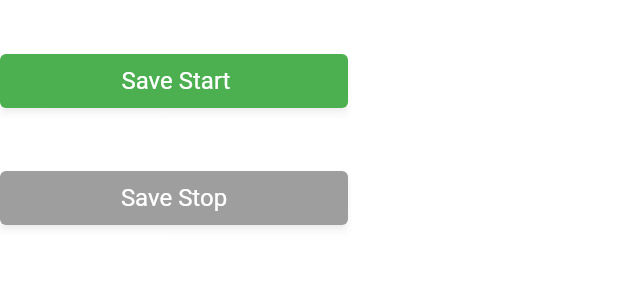
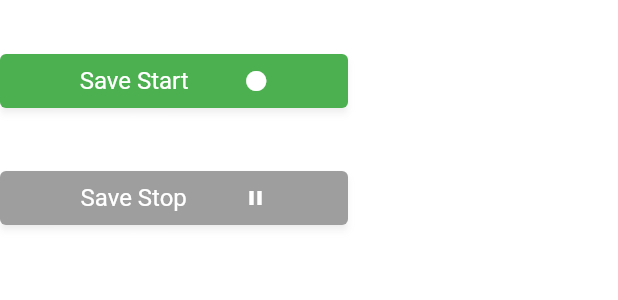
Before and after one commit to soojin11/wr_oct, a Flutter app: the CSVButton widget shown alone on an empty page, opened directly, after a tap on "Save Start", on a phone screen of 412 x 824 dp. Shown: the top 300 px of the screen. Run offline on Flutter 3.47's test engine with Material 2 defaults, Android fonts, the phone set to English and light mode, and no system bars; our stand-ins replace fl_chart, flutter_colorpicker, get, get_storage, sqflite and 1 more; missing offline and left inert: bitsdojo_window, dart:ffi, flutter_libserialport, flutter_material_color_picker, ini, libserialport; accounts and stored records are empty; statements that could not run were skipped.

Commit message:
[WR][윤수진]22.01.04 버튼 수정

```diff
--- a/lib/controller/button.dart
+++ b/lib/controller/button.dart
@@ -7,14 +7,14 @@ class RightButton extends StatelessWidget {
       required this.text,
       required this.primary,
       this.icon,
-      container,
+      this.color,
       required this.onPressed})
       : super(key: key);
   String text;
   Color primary;
   IconData? icon;
   VoidCallback onPressed;
-  Container? container;
+  Color? color;
 
   @override
   Widget build(BuildContext context) {
@@ -28,6 +28,7 @@ class RightButton extends StatelessWidget {
               Icon(
                 icon,
                 size: 16,
+                color: color,
               ),
             ],
           ),
--- a/lib/controller/viz_ctrl.dart
+++ b/lib/controller/viz_ctrl.dart
@@ -7,6 +7,7 @@ import 'package:wr_ui/model/viz_data.dart';
 import 'dart:math' as math;
 import 'package:wr_ui/view/chart/pages/hover_chart/hover.dart';
 import 'package:wr_ui/view/chart/viz_chart.dart';
+import 'package:wr_ui/view/right_side_menu/csv_creator.dart';
 import 'package:wr_ui/view/right_side_menu/log_screen.dart';
 import 'package:wr_ui/view/right_side_menu/save_ini.dart';
 
@@ -32,11 +33,6 @@ class VizCtrl extends GetxController {
   //////////////차트ctrl///////////////
   RxList<Rx<VizData>> vizList = RxList.empty();
   RxList<RxList<RxList<FlSpot>>> vizPoints = RxList.empty();
-  RxList<List<FlSpot>> vizVal1 = RxList.empty();
-  RxList<List<FlSpot>> vizVal2 = RxList.empty();
-  RxList<List<FlSpot>> vizVal3 = RxList.empty();
-  RxList<List<FlSpot>> vizVal4 = RxList.empty();
-  RxList<List<FlSpot>> vizVal5 = RxList.empty();
   RxList<List<List<FlSpot>>> vizVal = RxList.empty();
   //12.30
   RxList<Rx<VizData>> viz = RxList.empty();
@@ -54,7 +50,7 @@ class VizCtrl extends GetxController {
   // Timer? vizChartTimer;
 
   double setRandom() {
-    double yValue = math.Random().nextInt(1000).toDouble();
+    double yValue = 10 + math.Random().nextInt(10).toDouble();
     return yValue;
   }
 
@@ -72,14 +68,28 @@ class VizCtrl extends GetxController {
   }
 
   Future<void> vizUpdate() async {
+    List aaa = [];
     for (var i = 0; i < 5; i++) {
-      vizPoints[i][0].add(FlSpot(xValue.value, vizList[i].value.rf_freq));
-      vizPoints[i][1].add(FlSpot(xValue.value, vizList[i].value.p_del));
+      vizPoints[i][0]
+          .add(FlSpot(xValue.value, vizList[i].value.rf_freq / 100000));
+      vizPoints[i][1].add(FlSpot(xValue.value, vizList[i].value.p_del * 2));
       vizPoints[i][2].add(FlSpot(xValue.value, vizList[i].value.v));
-      vizPoints[i][3].add(FlSpot(xValue.value, vizList[i].value.i));
-      vizPoints[i][4].add(FlSpot(xValue.value, vizList[i].value.r));
-      vizPoints[i][5].add(FlSpot(xValue.value, vizList[i].value.x));
-      vizPoints[i][6].add(FlSpot(xValue.value, vizList[i].value.phase));
+      vizPoints[i][3].add(FlSpot(xValue.value, vizList[i].value.i * 10));
+      vizPoints[i][4].add(FlSpot(xValue.value, vizList[i].value.r * 10));
+      vizPoints[i][5].add(FlSpot(xValue.value, vizList[i].value.x * 10));
+      vizPoints[i][6]
+          .add(FlSpot(xValue.value, vizList[i].value.phase * 1000 / 360));
+      aaa.add(vizList[i].value.rf_freq);
+      aaa.add(vizList[i].value.p_del);
+      aaa.add(vizList[i].value.v);
+      aaa.add(vizList[i].value.i);
+      aaa.add(vizList[i].value.r);
+      aaa.add(vizList[i].value.x);
+      aaa.add(vizList[i].value.phase);
+      // print('asdf${aaa}');
+    }
+    if (Get.find<CsvController>().csvSaveInit.value) {
+      Get.find<CsvController>().vizDataSave(data: aaa);
     }
 
     // vizVal1[0].add(FlSpot(xValue.value, vizYValue[0] / 100000)); //freq
@@ -95,6 +105,7 @@ class VizCtrl extends GetxController {
       chartMaxX.value += step.value;
     }
     xValue.value += step.value;
+
     update();
   }
 
@@ -232,13 +243,13 @@ class VizCtrl extends GetxController {
       //   vizYValue[i] = (math.Random().nextInt(1000).toDouble());
       // }
       for (var i = 0; i < 5; i++) {
-        vizList[i].value.rf_freq = setRandom();
-        vizList[i].value.p_del = setRandom();
-        vizList[i].value.v = setRandom();
-        vizList[i].value.i = setRandom();
-        vizList[i].value.r = setRandom();
-        vizList[i].value.x = setRandom();
-        vizList[i].value.phase = setRandom();
+        vizList[i].value.rf_freq = setRandom() + 1405900;
+        vizList[i].value.p_del = setRandom() + 40;
+        vizList[i].value.v = setRandom() + 120;
+        vizList[i].value.i = setRandom() - 10;
+        vizList[i].value.r = setRandom() - 10;
+        vizList[i].value.x = setRandom() - 10;
+        vizList[i].value.phase = setRandom() + 30;
       }
     }
     // 측정한 data 값 요구
--- a/lib/view/right_side_menu/csv_creator.dart
+++ b/lib/view/right_side_menu/csv_creator.dart
@@ -3,6 +3,7 @@ import 'dart:io';
 import 'package:flutter/material.dart';
 import 'package:get/get.dart';
 import 'package:intl/intl.dart';
+import 'package:wr_ui/controller/button.dart';
 import 'package:wr_ui/controller/viz_ctrl.dart';
 import 'package:wr_ui/main.dart';
 import 'package:wr_ui/view/right_side_menu/save_ini.dart';
@@ -22,75 +23,34 @@ startSaveBtn() async {
 class CSVButton extends GetView<CsvController> {
   @override
   Widget build(BuildContext context) {
-    return Column(
-      children: [
+    return Column(children: [
       SizedBox(height: 30),
       Obx(() => IgnorePointer(
           ignoring: controller.csvSaveData.value,
-            child: ElevatedButton(
-              onPressed: () async {
-                Get.find<CsvController>().csvSaveInit.value = true;
-                // Get.find<CsvController>().fileSave.value = true;
-                Get.find<LogListController>().startCsv();
-                // startSaveBtn();
-              },
-              child: Container(
-                width: 200,
-                child: Row(
-                  children: [
-                    Container(
-                        padding: EdgeInsets.only(left: 30),
-                        width: 65,
-                        child: Obx(() => Visibility(
-                              visible: controller.csvSaveData.value,
-                              child: Row(
-                                children: [
-                                  FadeTransition(
-                                      opacity: controller.animation,
-                                      child: Icon(Icons.circle,
-                                          size: 17, color: Colors.red)),
-                                ],
-                              ),
-                            ))),
-                    Text(
-                      "Save Start",
-                    ),
-                  ],
-                ),
-              ),
-              style: ElevatedButton.styleFrom(
+          child: RightButton(
+              text: 'Save Start',
+              icon: Icons.circle,
+              color: controller.csvSaveData.value ? Colors.red : Colors.white,
               primary:
                   controller.csvSaveData.value ? Colors.grey : Colors.green,
-                textStyle: TextStyle(fontSize: 16),
-              ),
-            ))),
+              onPressed: () {
+                Get.find<CsvController>().csvSaveInit.value = true;
+                Get.find<CsvController>().vizSaveInit();
+                Get.find<LogListController>().startCsv();
+              }))),
       SizedBox(height: 30),
       Obx(() => IgnorePointer(
           ignoring: !controller.csvSaveData.value,
-              child: ElevatedButton(
-                onPressed: () async {
+          child: RightButton(
+              text: 'Save Stop',
+              icon: Icons.pause,
+              primary: controller.csvSaveData.value ? Colors.red : Colors.grey,
+              onPressed: () {
                 Get.find<CsvController>().csvSaveInit.value = false;
                 Get.find<CsvController>().csvSaveData.value = false;
-                  // controller.fileSave.value = false;
                 Get.find<LogListController>().stopCsv();
-                  // controller.inactiveBtn.value = false;
-                },
-                child: Container(
-                  width: 200,
-                  child: Center(
-                    child: Text(
-                      "Save Stop",
-                    ),
-                  ),
-                ),
-                style: ElevatedButton.styleFrom(
-                    primary:
-                        controller.csvSaveData.value ? Colors.red : Colors.grey,
-                    textStyle: TextStyle(fontSize: 16)),
-              ),
-            ))
-      ],
-    );
+              })))
+    ]);
   }
 }
 
@@ -144,9 +104,9 @@ class CsvController extends GetxController with SingleGetTickerProviderMixin {
       "Interval : 0"
     ];
 
-    String intergrationColumn = channelNum +
+    String intergrationColumn = initData.join('\n') +
         '\n' +
-        initData.join('\n') +
+        channelNum +
         '\n' +
         "Time" +
         ',' +
@@ -158,14 +118,14 @@ class CsvController extends GetxController with SingleGetTickerProviderMixin {
     }
   }
 
-  void vizDataSave() async {
+  void vizDataSave({required List<dynamic> data}) async {
     Directory('datafiles').create(recursive: true);
     File file = File("./datafiles/WR_VIZ_${saveFileName.value}.csv");
-    String csv = timeVal() + ',' + VizCtrl.to.vizYValue.join(',') + '\n';
+    String csv = timeVal() + ',' + data.join(',') + '\n';
     await file.writeAsString(csv, mode: FileMode.append);
   }
 
-  Future<void> vizSaveInit() {
+  void vizSaveInit() async {
     Directory('datafiles').create(recursive: true);
     File file = File("./datafiles/WR_VIZ_${saveFileName.value}.csv");
     List<dynamic> initData = [
@@ -184,7 +144,16 @@ class CsvController extends GetxController with SingleGetTickerProviderMixin {
       'X',
       'Phase'
     ];
-    String all = initData.join('\n') + '\n' + init.join(',') + '\n';
-    return file.writeAsString(all);
+    String all = initData.join('\n') +
+        '\n' +
+        init.join(',') +
+        init.join(',') +
+        init.join(',') +
+        init.join(',') +
+        init.join(',') +
+        '\n';
+    if (!file.existsSync()) {
+      await file.writeAsString(all);
     }
   }
+}
```
Also changed, not shown: lib/main.dart (+0 -7 lines), lib/view/chart/viz_chart.dart (+39 -38 lines), lib/view/right_side_menu/exit_btn.dart (+5 -17 lines). Lines whose indentation alone changed are shown as unchanged.
